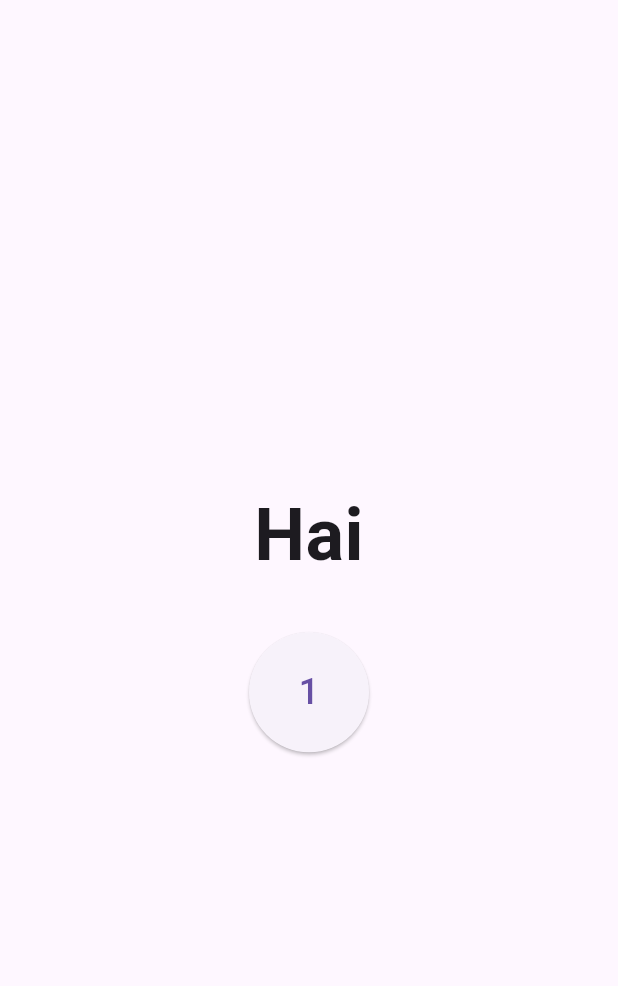
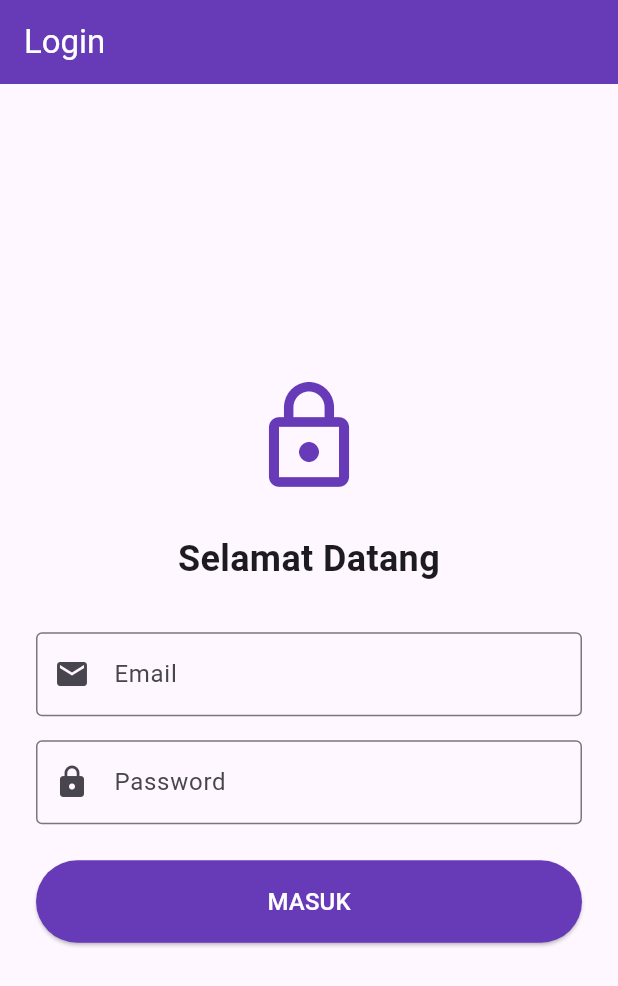
Before and after one commit to Sammy-Still-Coding/chatatan, a Flutter app: the screen it shows after launch, on a phone screen of 412 x 824 dp. Shown: the top 986 px of the screen. Run offline on Flutter 3.47's test engine with Material 3 defaults, Android fonts, the phone set to English and light mode, and no system bars; our stand-ins replace supabase_flutter; accounts and stored records are empty.

Commit message:
koneksi ke database (udah bisa login)

```diff
--- /dev/null
+++ b/lib/db_helper.dart
@@ -0,0 +1,83 @@
+import 'package:supabase_flutter/supabase_flutter.dart';
+
+class DbHelper {
+  final SupabaseClient _client = Supabase.instance.client;
+
+  // Get User saat ini yang sedang login
+  User? get currentUser => _client.auth.currentUser;
+
+  // ---------------------------------------------------------------------------
+  // AUTHENTICATION
+  // ---------------------------------------------------------------------------
+
+  // Registrasi User Baru
+  Future<AuthResponse> signUp({
+    required String email,
+    required String password,
+    required String username,
+  }) async {
+    return await _client.auth.signUp(
+      email: email,
+      password: password,
+      data: {'username': username},
+    );
+  }
+
+  // Login User
+  Future<AuthResponse> signIn({
+    required String email,
+    required String password,
+  }) async {
+    return await _client.auth.signInWithPassword(
+      email: email,
+      password: password,
+    );
+  }
+
+  // Logout
+  Future<void> signOut() async {
+    await _client.auth.signOut();
+  }
+
+  // ---------------------------------------------------------------------------
+  // USER PROFILE
+  // ---------------------------------------------------------------------------
+
+  // Ambil data profil user yang sedang aktif
+  Future<Map<String, dynamic>?> getProfile(String userId) async {
+    final response = await _client
+        .from('users')
+        .select()
+        .eq('id', userId)
+        .maybeSingle();
+    return response;
+  }
+
+  // ---------------------------------------------------------------------------
+  // FORUM & CHAT (Contoh Query Data)
+  // ---------------------------------------------------------------------------
+
+  // Ambil daftar postingan forum
+  Future<List<Map<String, dynamic>>> getForumPosts() async {
+    final response = await _client
+        .from('forum_posts')
+        .select('*, users(username, avatar_url)')
+        .order('created_at', ascending: false);
+    return List<Map<String, dynamic>>.from(response);
+  }
+
+  // Buat postingan forum baru
+  Future<void> createForumPost({
+    required String title,
+    required String content,
+  }) async {
+    final userId = currentUser?.id;
+    if (userId == null) throw Exception('User belum login!');
+
+    await _client.from('forum_posts').insert({
+      'user_id': userId,
+      'title': title,
+      'content': content,
+    });
+  }
+}
--- /dev/null
+++ b/lib/login_page.dart
@@ -0,0 +1,139 @@
+import 'package:flutter/material.dart';
+import 'db_helper.dart';
+import 'home_page.dart';
+
+class LoginPage extends StatefulWidget {
+  const LoginPage({super.key});
+
+  @override
+  State<LoginPage> createState() => _LoginPageState();
+}
+
+class _LoginPageState extends State<LoginPage> {
+  final _emailController = TextEditingController();
+  final _passwordController = TextEditingController();
+  final _dbHelper = DbHelper();
+
+  bool _isLoading = false;
+
+  Future<void> _handleLogin() async {
+    final email = _emailController.text.trim();
+    final password = _passwordController.text.trim();
+
+    if (email.isEmpty || password.isEmpty) {
+      ScaffoldMessenger.of(context).showSnackBar(
+        const SnackBar(content: Text('Email dan Password tidak boleh kosong!')),
+      );
+      return;
+    }
+
+    setState(() => _isLoading = true);
+
+    try {
+      final response = await _dbHelper.signIn(
+        email: email,
+        password: password,
+      );
+
+      if (mounted) {
+        if (response.user != null) {
+          ScaffoldMessenger.of(context).showSnackBar(
+            SnackBar(
+              content: Text('Login Berhasil! Selamat datang ${response.user!.email}'),
+              backgroundColor: Colors.green,
+            ),
+          );
+          Navigator.pushReplacement(
+              context,
+              MaterialPageRoute(builder: (context) => const HomePage()),
+            );
+        }
+      }
+    } catch (e) {
+      if (mounted) {
+        ScaffoldMessenger.of(context).showSnackBar(
+          SnackBar(
+            content: Text('Login Gagal: $e'),
+            backgroundColor: Colors.red,
+          ),
+        );
+      }
+    } finally {
+      if (mounted) setState(() => _isLoading = false);
+    }
+  }
+
+  @override
+  void dispose() {
+    _emailController.dispose();
+    _passwordController.dispose();
+    super.dispose();
+  }
+
+  @override
+  Widget build(BuildContext context) {
+    return Scaffold(
+      appBar: AppBar(
+        title: const Text('Login'),
+        backgroundColor: Colors.deepPurple,
+        foregroundColor: Colors.white,
+      ),
+      body: Padding(
+        padding: const EdgeInsets.all(24.0),
+        child: Center(
+          child: SingleChildScrollView(
+            child: Column(
+              mainAxisAlignment: MainAxisAlignment.center,
+              crossAxisAlignment: CrossAxisAlignment.stretch,
+              children: [
+                const Icon(
+                  Icons.lock_outline,
+                  size: 80,
+                  color: Colors.deepPurple,
+                ),
+                const SizedBox(height: 24),
+                const Text(
+                  'Selamat Datang',
+                  textAlign: TextAlign.center,
+                  style: TextStyle(fontSize: 24, fontWeight: FontWeight.bold),
+                ),
+                const SizedBox(height: 32),
+                TextField(
+                  controller: _emailController,
+                  keyboardType: TextInputType.emailAddress,
+                  decoration: const InputDecoration(
+                    labelText: 'Email',
+                    border: OutlineInputBorder(),
+                    prefixIcon: Icon(Icons.email),
+                  ),
+                ),
+                const SizedBox(height: 16),
+                TextField(
+                  controller: _passwordController,
+                  obscureText: true,
+                  decoration: const InputDecoration(
+                    labelText: 'Password',
+                    border: OutlineInputBorder(),
+                    prefixIcon: Icon(Icons.lock),
+                  ),
+                ),
+                const SizedBox(height: 24),
+                ElevatedButton(
+                  onPressed: _isLoading ? null : _handleLogin,
+                  style: ElevatedButton.styleFrom(
+                    padding: const EdgeInsets.symmetric(vertical: 16),
+                    backgroundColor: Colors.deepPurple,
+                    foregroundColor: Colors.white,
+                  ),
+                  child: _isLoading
+                      ? const CircularProgressIndicator(color: Colors.white)
+                      : const Text('MASUK', style: TextStyle(fontSize: 16)),
+                ),
+              ],
+            ),
+          ),
+        ),
+      ),
+    );
+  }
+}
--- a/lib/main.dart
+++ b/lib/main.dart
@@ -1,45 +1,36 @@
 import 'package:flutter/material.dart';
-import 'package:flutter/services.dart';
+import 'package:supabase_flutter/supabase_flutter.dart';
+import 'login_page.dart';
 
-void main() {
+void main() async {
+  WidgetsFlutterBinding.ensureInitialized();
+
+  // Inisialisasi Supabase
+  await Supabase.initialize(
+    url: 'https://getipwvkqbhujoeqgxmz.supabase.co',
+    anonKey: 'sb_publishable_2RhYu4hdkHZOYwdaOYmHdg_W_YGMq87',
+  );
+
   runApp(const AplikasiTes());
 }
 
+// Instance global Supabase
+final supabase = Supabase.instance.client;
+
 class AplikasiTes extends StatelessWidget {
-  const AplikasiTes({super.key});
+  const AplikasiTes ({super.key});
 
   @override
   Widget build(BuildContext context) {
     return MaterialApp(
       debugShowCheckedModeBanner: false,
-      home: Scaffold(
-        body: Center(
-          child: Column(
-            mainAxisAlignment: MainAxisAlignment.center,
-            children: [
-              const Text(
-                'Hai',
-                style: TextStyle(fontSize: 48, fontWeight: FontWeight.bold),
-              ),
-              const SizedBox(height: 30),
-              ElevatedButton(
-                onPressed: () {
-                  // Perintah ini yang akan menutup aplikasi saat tombol ditekan
-                  SystemNavigator.pop();
-                },
-                style: ElevatedButton.styleFrom(
-                  minimumSize: const Size(80, 80),
-                  shape: const CircleBorder(),
-                ),
-                child: const Text(
-                  '1',
-                  style: TextStyle(fontSize: 24),
-                ),
-              ),
-            ],
-          ),
-        ),
+      title: 'Aplikasi Chatatan',
+      theme: ThemeData(
+        colorScheme: ColorScheme.fromSeed(seedColor: Colors.deepPurple),
+        useMaterial3: true,
       ),
+      // Aplikasi akan langsung menampilkan LoginPage saat dibuka
+      home: const LoginPage(),
     );
   }
 }
--- a/pubspec.yaml
+++ b/pubspec.yaml
@@ -2,7 +2,7 @@ name: chatatan
 description: "A new Flutter project."
 # The following line prevents the package from being accidentally published to
 # pub.dev using `flutter pub publish`. This is preferred for private packages.
-publish_to: 'none' # Remove this line if you wish to publish to pub.dev
+publish_to: "none" # Remove this line if you wish to publish to pub.dev
 
 # The following defines the version and build number for your application.
 # A version number is three numbers separated by dots, like 1.2.43
@@ -34,6 +34,7 @@ dependencies:
   # The following adds the Cupertino Icons font to your application.
   # Use with the CupertinoIcons class for iOS style icons.
   cupertino_icons: ^1.0.8
+  supabase_flutter: ^2.8.0
 
 dev_dependencies:
   flutter_test:
@@ -51,7 +52,6 @@ dev_dependencies:
 
 # The following section is specific to Flutter packages.
 flutter:
-
   # The following line ensures that the Material Icons font is
   # included with your application, so that you can use the icons in
   # the material Icons class.
```
Also changed, not shown: lib/home_page.dart (added, +53 -0 lines), pubspec.lock, 6 other files.
